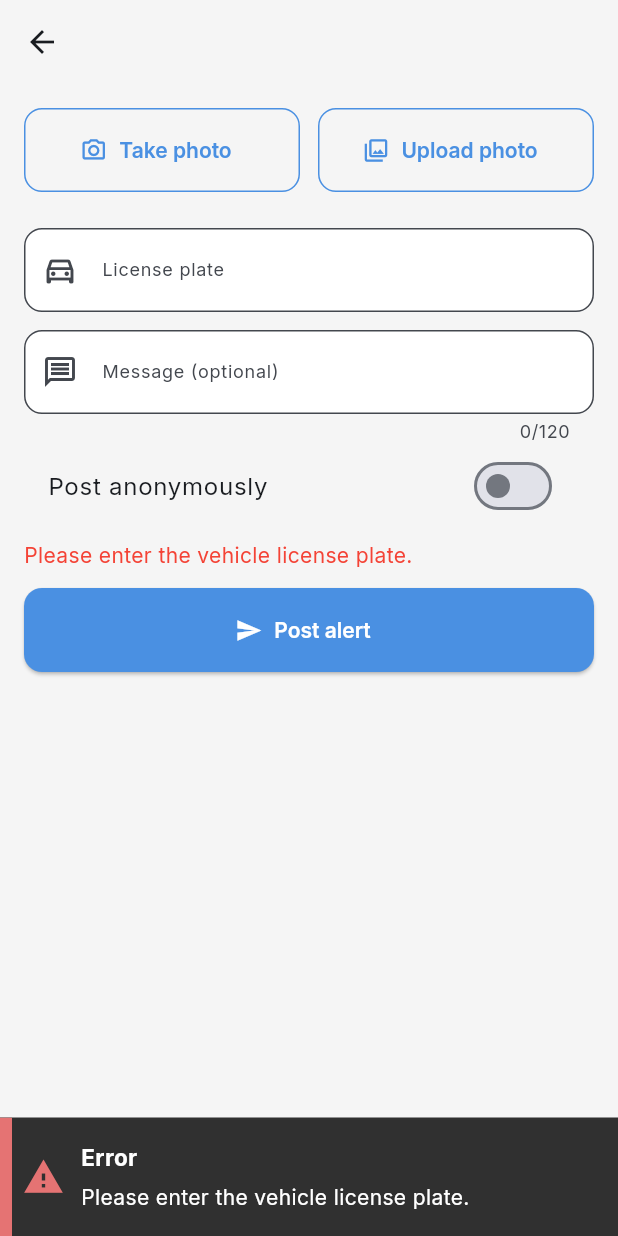
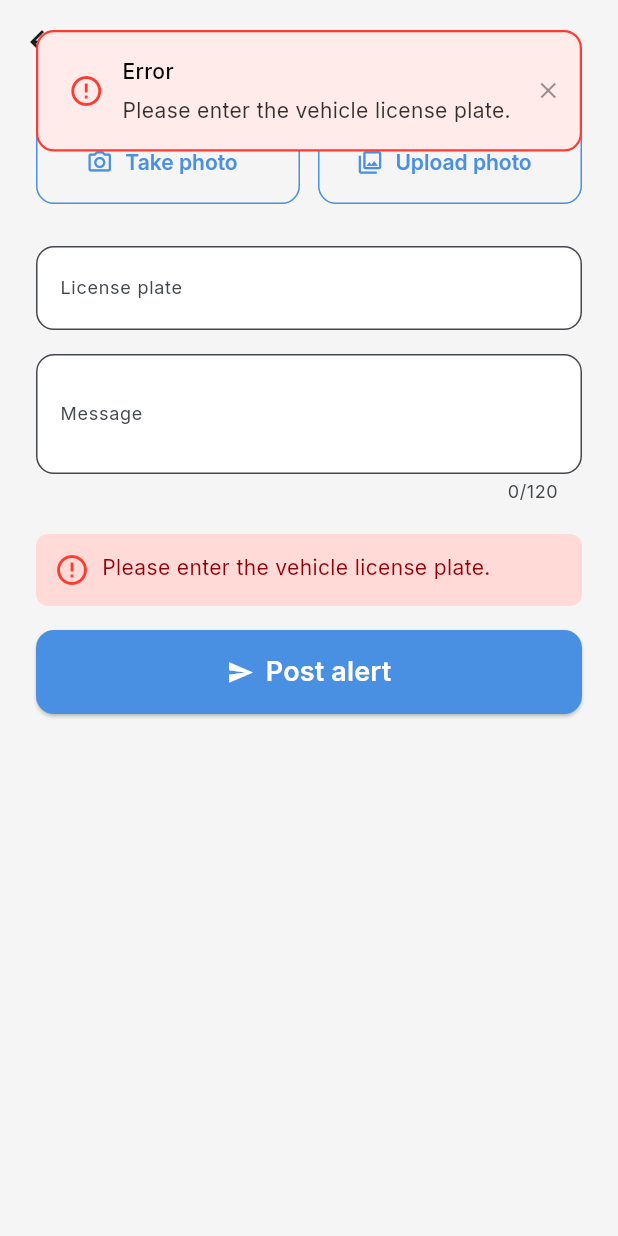
Before and after one commit to yangakandeni/carlet, a Flutter app: the CreateReportScreen screen opened by its route, after a tap on "Post alert", on a phone screen of 412 x 824 dp. Run offline on Flutter 3.47's test engine with Material 3 defaults, Android fonts, the light colour scheme and no system bars; drawn by our look-alikes of another_flushbar, toastification; our stand-ins replace cloud_firestore, firebase_auth, firebase_core, firebase_messaging, firebase_storage, google_fonts and 3 more; accounts and stored records are empty.

Commit message:
feat: making some UI improvements

```diff
--- a/lib/screens/auth/login_screen.dart
+++ b/lib/screens/auth/login_screen.dart
@@ -100,14 +100,14 @@ class _LoginScreenState extends State<LoginScreen> {
     return Scaffold(
       // No app bar; system back still works.
       body: SafeArea(
-        child: Center(
-          child: SingleChildScrollView(
-            padding: const EdgeInsets.fromLTRB(24, 32, 24, 24),
-            child: ConstrainedBox(
-              constraints: const BoxConstraints(maxWidth: 480),
-              child: Column(
+        child: SingleChildScrollView(
+          padding: const EdgeInsets.fromLTRB(24, 32, 24, 24),
+          child: ConstrainedBox(
+            constraints: const BoxConstraints(maxWidth: 480),
+            child: Column(
                 crossAxisAlignment: CrossAxisAlignment.stretch,
                 children: [
+                  const SizedBox(height: 56),
                   Text(
                     'Login or Signup',
                     style: theme.textTheme.headlineSmall,
@@ -128,7 +128,7 @@ class _LoginScreenState extends State<LoginScreen> {
                     showDropdownIcon: true,
                     // Keep flag+code inside field; don't add extra prefix icon.
                     onChanged: (phone) => _completePhoneNumber = phone.completeNumber,
-                    style: theme.textTheme.bodyMedium?.copyWith(fontSize: 18),
+                    style: theme.textTheme.bodyMedium?.copyWith(fontSize: 16),
                   ),
                   const SizedBox(height: 24),
 
@@ -190,7 +190,6 @@ class _LoginScreenState extends State<LoginScreen> {
             ),
           ),
         ),
-      ),
     );
   }
 }
--- a/lib/screens/home/home_screen.dart
+++ b/lib/screens/home/home_screen.dart
@@ -61,7 +61,7 @@ class _HomeScreenState extends State<HomeScreen> {
         //     ),
         //   ),
         // ),
-        leadingWidth: 150,
+        leadingWidth: 80,
         centerTitle: true,
         // Profile avatar on the right (32dp diameter = 16dp radius)
         actions: [
--- a/lib/screens/report/create_report_screen.dart
+++ b/lib/screens/report/create_report_screen.dart
@@ -1,7 +1,6 @@
 import 'dart:io';
 
 import 'package:flutter/material.dart';
-import 'package:flutter/services.dart';
 import 'package:image_picker/image_picker.dart';
 import 'package:provider/provider.dart';
 
@@ -9,6 +8,8 @@ import 'package:carlet/services/auth_service.dart';
 import 'package:carlet/services/report_service.dart';
 import 'package:carlet/utils/snackbar.dart';
 import 'package:carlet/utils/ui_constants.dart';
+import 'package:carlet/widgets/carlet_button.dart';
+import 'package:carlet/widgets/invisible_app_bar.dart';
 
 class CreateReportScreen extends StatefulWidget {
   static const routeName = '/report';
@@ -32,7 +33,7 @@ class CreateReportScreen extends StatefulWidget {
 class _CreateReportScreenState extends State<CreateReportScreen> {
   final _plate = TextEditingController();
   final _message = TextEditingController();
-  bool _anonymous = false;
+  final bool _anonymous = false;
   XFile? _photo;
   bool _loading = false;
   String? _error;
@@ -114,21 +115,18 @@ class _CreateReportScreenState extends State<CreateReportScreen> {
 
   @override
   Widget build(BuildContext context) {
+    final theme = Theme.of(context);
+
     return Scaffold(
-      appBar: AppBar(
-        // Invisible AppBar: transparent background, zero elevation
-        systemOverlayStyle: Theme.of(context).brightness == Brightness.dark
-            ? SystemUiOverlayStyle.light
-            : SystemUiOverlayStyle.dark,
-        backgroundColor: Colors.transparent,
-        elevation: 0,
-        surfaceTintColor: Colors.transparent,
-      ),
+      appBar: const InvisibleAppBar(),
       body: SingleChildScrollView(
-        padding: const EdgeInsets.all(16),
-        child: Column(
-          crossAxisAlignment: CrossAxisAlignment.start,
-          children: [
+        padding: const EdgeInsets.all(24),
+        child: Center(
+          child: ConstrainedBox(
+            constraints: const BoxConstraints(maxWidth: 400),
+            child: Column(
+              crossAxisAlignment: CrossAxisAlignment.stretch,
+              children: [
             Row(
               children: [
                 Expanded(
@@ -155,46 +153,68 @@ class _CreateReportScreenState extends State<CreateReportScreen> {
                 child: Image.file(File(_photo!.path),
                     height: 200, fit: BoxFit.cover),
               ),
-            const SizedBox(height: 12),
+            const SizedBox(height: 16),
             TextField(
               controller: _plate,
-              decoration: const InputDecoration(
+              decoration: InputDecoration(
                 labelText: 'License plate',
-                prefixIcon: Icon(Icons.directions_car_outlined),
-              ).copyWith(contentPadding: UIConstants.kInputContentPadding),
+                border: OutlineInputBorder(
+                  borderRadius: BorderRadius.circular(12),
+                ),
+                contentPadding: UIConstants.kInputContentPadding,
+              ),
               textCapitalization: TextCapitalization.characters,
             ),
-            const SizedBox(height: 12),
+            const SizedBox(height: 16),
             TextField(
               controller: _message,
-              decoration: const InputDecoration(
-                labelText: 'Message (optional)',
+              decoration: InputDecoration(
+                labelText: 'Message',
                 hintText: 'e.g. Your headlights are on',
-                prefixIcon: Icon(Icons.message_outlined),
-              ).copyWith(contentPadding: UIConstants.kInputContentPadding),
+                border: OutlineInputBorder(
+                  borderRadius: BorderRadius.circular(12),
+                ),
+                contentPadding: UIConstants.kInputContentPadding,
+              ),
               maxLength: 120,
+              maxLines: 2,
             ),
-            SwitchListTile(
-              value: _anonymous,
-              onChanged: (v) => setState(() => _anonymous = v),
-              title: const Text('Post anonymously'),
+            const SizedBox(height: 20),
+            if (_error != null) ...[
+              Container(
+                padding: const EdgeInsets.all(12),
+                decoration: BoxDecoration(
+                  color: theme.colorScheme.errorContainer,
+                  borderRadius: BorderRadius.circular(8),
+                ),
+                child: Row(
+                  crossAxisAlignment: CrossAxisAlignment.start,
+                  children: [
+                    Icon(Icons.error_outline, color: theme.colorScheme.error),
+                    const SizedBox(width: 8),
+                    Expanded(
+                      child: Text(
+                        _error!,
+                        style: theme.textTheme.bodyMedium?.copyWith(
+                          color: theme.colorScheme.onErrorContainer,
+                        ),
+                      ),
+                    ),
+                  ],
+                ),
+              ),
+              const SizedBox(height: 16),
+            ],
+            CarletButton.primary(
+              text: 'Post alert',
+              onPressed: _submit,
+              showLoading: _loading,
+              icon: const Icon(Icons.send),
             ),
-            if (_error != null)
-              Padding(
-                padding: const EdgeInsets.only(top: 8),
-                child: Text(_error!, style: const TextStyle(color: Colors.red)),
-              ),
-            const SizedBox(height: 12),
-            SizedBox(
-              width: double.infinity,
-              child: ElevatedButton.icon(
-                onPressed: _loading ? null : _submit,
-                style: ElevatedButton.styleFrom(minimumSize: const Size.fromHeight(UIConstants.kButtonMinHeight)),
-                icon: const Icon(Icons.send),
-                label: const Text('Post alert'),
-              ),
+            const SizedBox(height: 16),
+              ],
             ),
-          ],
+          ),
         ),
       ),
     );
--- a/lib/utils/phone_utils.dart
+++ b/lib/utils/phone_utils.dart
@@ -29,7 +29,7 @@ bool isValidSouthAfricanPhone(String phone) {
 
 /// Gets a user-friendly error message for invalid SA phone numbers.
 String getPhoneValidationError() {
-  return 'Please enter a valid phone number';
+  return 'Please enter a valid South African phone number';
 }
 
 String? normalizePhone(String raw) {
--- a/lib/utils/snackbar.dart
+++ b/lib/utils/snackbar.dart
@@ -1,38 +1,80 @@
 import 'package:flutter/material.dart';
-import 'package:another_flushbar/flushbar_helper.dart';
+import 'package:toastification/toastification.dart';
 
-/// Small helper to show consistent, aesthetic snackbars (flushbars).
-/// Wraps `another_flushbar` convenience methods.
-class AppSnackbar {
+/// Helper to show consistent toast notifications using toastification.
+class AppToast {
   static void showSuccess(BuildContext context, String message,
       {String? title}) {
-    final f = FlushbarHelper.createSuccess(
-      title: title ?? 'Success',
-      message: message,
-      duration: const Duration(seconds: 3),
+    toastification.show(
+      context: context,
+      type: ToastificationType.success,
+      style: ToastificationStyle.flatColored,
+      title: Text(title ?? 'Success'),
+      description: Text(message),
+      alignment: Alignment.topCenter,
+      autoCloseDuration: const Duration(seconds: 3),
+      animationDuration: const Duration(milliseconds: 300),
+      showProgressBar: true,
+      closeButtonShowType: CloseButtonShowType.onHover,
+      closeOnClick: true,
+      pauseOnHover: true,
+      dragToClose: true,
     );
-    // show() returns a Future but we intentionally do not await it here to
-    // avoid holding up UI logic. The flushbar will still display.
-    f.show(context);
   }
 
   static void showError(BuildContext context, String message,
       {String? title}) {
-    final f = FlushbarHelper.createError(
-      title: title ?? 'Error',
-      message: message,
-      duration: const Duration(seconds: 4),
+    toastification.show(
+      context: context,
+      type: ToastificationType.error,
+      style: ToastificationStyle.flatColored,
+      title: Text(title ?? 'Error'),
+      description: Text(message),
+      alignment: Alignment.topCenter,
+      autoCloseDuration: const Duration(seconds: 4),
+      animationDuration: const Duration(milliseconds: 300),
+      showProgressBar: true,
+      closeButtonShowType: CloseButtonShowType.onHover,
+      closeOnClick: true,
+      pauseOnHover: true,
+      dragToClose: true,
     );
-    f.show(context);
   }
 
   static void showInfo(BuildContext context, String message,
       {String? title}) {
-    final f = FlushbarHelper.createInformation(
-      title: title ?? 'Info',
-      message: message,
-      duration: const Duration(seconds: 3),
+    toastification.show(
+      context: context,
+      type: ToastificationType.info,
+      style: ToastificationStyle.flatColored,
+      title: Text(title ?? 'Info'),
+      description: Text(message),
+      alignment: Alignment.topCenter,
+      autoCloseDuration: const Duration(seconds: 3),
+      animationDuration: const Duration(milliseconds: 300),
+      showProgressBar: true,
+      closeButtonShowType: CloseButtonShowType.onHover,
+      closeOnClick: true,
+      pauseOnHover: true,
+      dragToClose: true,
     );
-    f.show(context);
   }
 }
+
+// Backwards compatibility alias
+class AppSnackbar {
+  static void showSuccess(BuildContext context, String message,
+      {String? title}) {
+    AppToast.showSuccess(context, message, title: title);
+  }
+
+  static void showError(BuildContext context, String message,
+      {String? title}) {
+    AppToast.showError(context, message, title: title);
+  }
+
+  static void showInfo(BuildContext context, String message,
+      {String? title}) {
+    AppToast.showInfo(context, message, title: title);
+  }
+}
--- a/pubspec.yaml
+++ b/pubspec.yaml
@@ -33,7 +33,7 @@ dependencies:
   # Phone Authentication UI
   intl_phone_field: ^3.2.0
   pinput: ^5.0.2
-  another_flushbar: ^1.12.32
+  toastification: ^2.3.0
 
 dev_dependencies:
   flutter_test:
```
Also changed, not shown: lib/app.dart (+5 -2 lines), lib/screens/profile/profile_screen.dart (+71 -21 lines), lib/services/messaging_service.dart (+16 -10 lines), lib/widgets/phone_update_dialog.dart (+11 -4 lines), lib/widgets/report_card.dart (+53 -17 lines), 6 other files.
